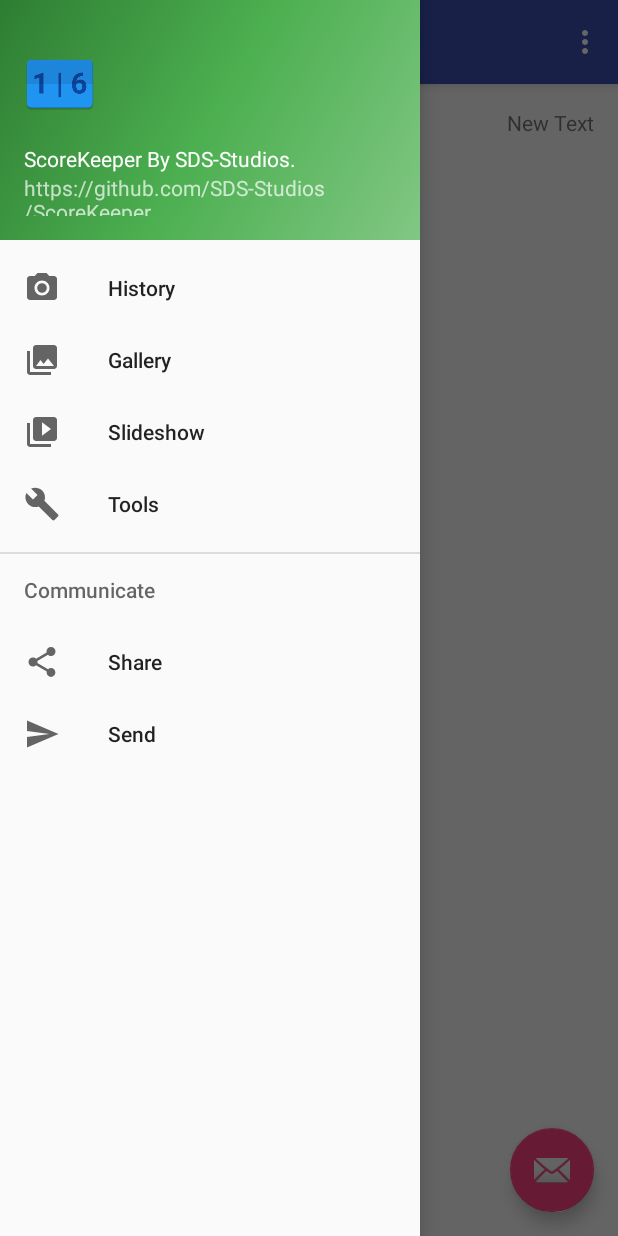
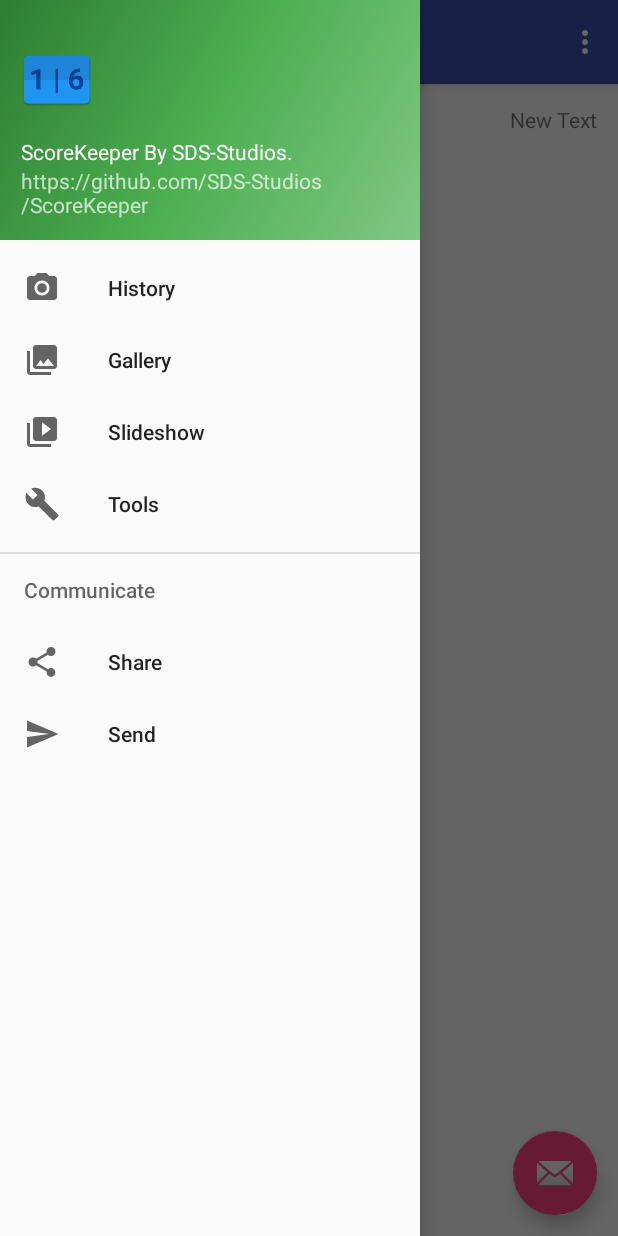
Before and after one commit to LordBonzi/ScoreKeeper, an Android app: the History screen opened directly, with no data from a screen before it, with the side drawer open, on a phone screen of 412 x 824 dp. Run offline under Robolectric (Android 15) with nearby library versions, the phone set to English and light mode, and no system bars; 2 statements that could not run were skipped.

Commit message:
Make margins of side bar 14 dpi instead of 16

```diff
--- a/mobile/src/main/res/values/dimens.xml
+++ b/mobile/src/main/res/values/dimens.xml
@@ -1,9 +1,9 @@
 <resources>
     <!-- Default screen margins, per the Android Design guidelines. -->
-    <dimen name="nav_header_vertical_spacing">16dp</dimen>
+    <dimen name="nav_header_vertical_spacing">14dp</dimen>
     <dimen name="nav_header_height">160dp</dimen>
     <!-- Default screen margins, per the Android Design guidelines. -->
-    <dimen name="activity_horizontal_margin">16dp</dimen>
-    <dimen name="activity_vertical_margin">16dp</dimen>
-    <dimen name="fab_margin">16dp</dimen>
+    <dimen name="activity_horizontal_margin">14dp</dimen>
+    <dimen name="activity_vertical_margin">14dp</dimen>
+    <dimen name="fab_margin">14dp</dimen>
 </resources>
```
